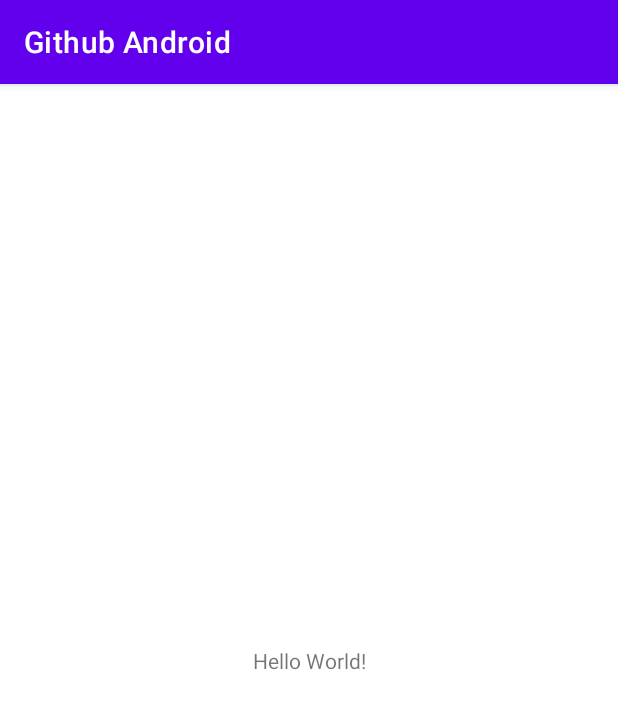
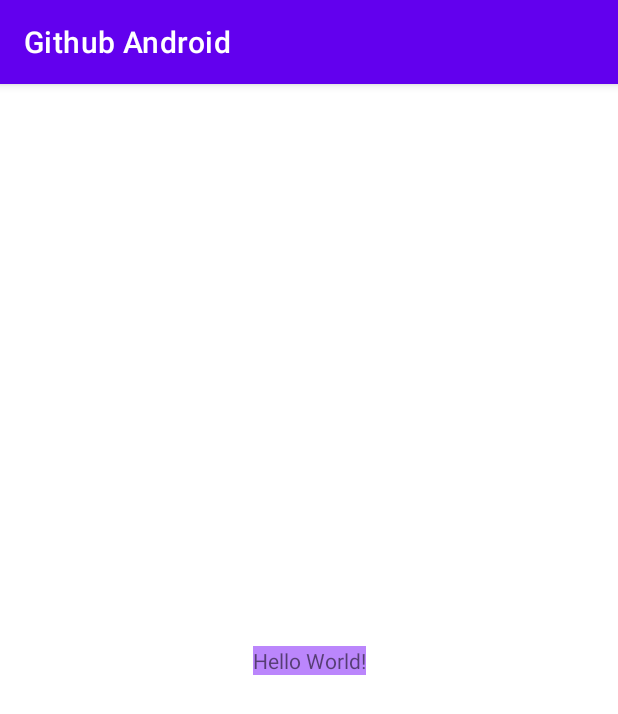
Before and after one commit to lotuanthanh2001/github-android, an Android app: the screen it shows after launch (MainActivity), on a phone screen of 412 x 824 dp. Shown: the top 714 px of the screen. Run offline under Robolectric (Android 15) with nearby library versions, the phone set to English and light mode, and no system bars.

Commit message:
tao project moi

```diff
--- a/app/src/main/java/com/example/githubandroid/MainActivity.java
+++ b/app/src/main/java/com/example/githubandroid/MainActivity.java
@@ -10,5 +10,8 @@ public class MainActivity extends AppCompatActivity {
     protected void onCreate(Bundle savedInstanceState) {
         super.onCreate(savedInstanceState);
         setContentView(R.layout.activity_main);
+         int abc = 0;
+
+
     }
 }
--- a/app/src/main/res/layout/activity_main.xml
+++ b/app/src/main/res/layout/activity_main.xml
@@ -10,6 +10,7 @@
         android:layout_width="wrap_content"
         android:layout_height="wrap_content"
         android:text="Hello World!"
+        android:background="@color/purple_200"
         app:layout_constraintBottom_toBottomOf="parent"
         app:layout_constraintEnd_toEndOf="parent"
         app:layout_constraintStart_toStartOf="parent"
```
